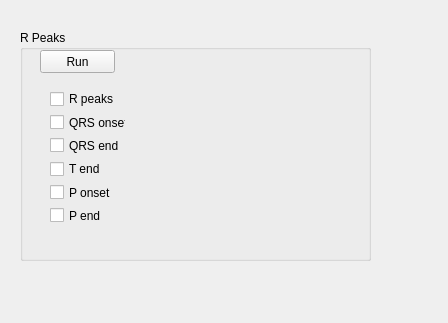
KuleszIB/EcgAppCore, file EcgApplicationCore/View/r_peaks_gui.ui: the form before one commit.
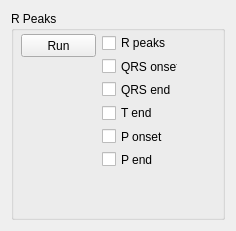
The form after the commit.

```diff
--- a/EcgApplicationCore/View/r_peaks_gui.ui
+++ b/EcgApplicationCore/View/r_peaks_gui.ui
@@ -6,30 +6,24 @@
    <rect>
     <x>0</x>
     <y>0</y>
-    <width>448</width>
-    <height>323</height>
+    <width>236</width>
+    <height>231</height>
    </rect>
   </property>
   <property name="windowTitle">
    <string>Form</string>
   </property>
+  <layout class="QGridLayout" name="gridLayout">
+   <item row="0" column="0">
   <widget class="QGroupBox" name="groupBox">
-   <property name="geometry">
-    <rect>
-     <x>20</x>
-     <y>30</y>
-     <width>351</width>
-     <height>231</height>
-    </rect>
-   </property>
    <property name="title">
     <string>R Peaks</string>
    </property>
    <widget class="QPushButton" name="pushButton">
     <property name="geometry">
      <rect>
-      <x>20</x>
-      <y>20</y>
+        <x>10</x>
+        <y>23</y>
       <width>75</width>
       <height>23</height>
      </rect>
@@ -41,8 +35,8 @@
    <widget class="QWidget" name="layoutWidget">
     <property name="geometry">
      <rect>
-      <x>30</x>
-      <y>60</y>
+        <x>91</x>
+        <y>23</y>
       <width>76</width>
       <height>134</height>
      </rect>
@@ -93,6 +87,8 @@
     </layout>
    </widget>
   </widget>
+   </item>
+  </layout>
  </widget>
  <resources/>
  <connections/>
```
Lines whose indentation alone changed are shown as unchanged.
